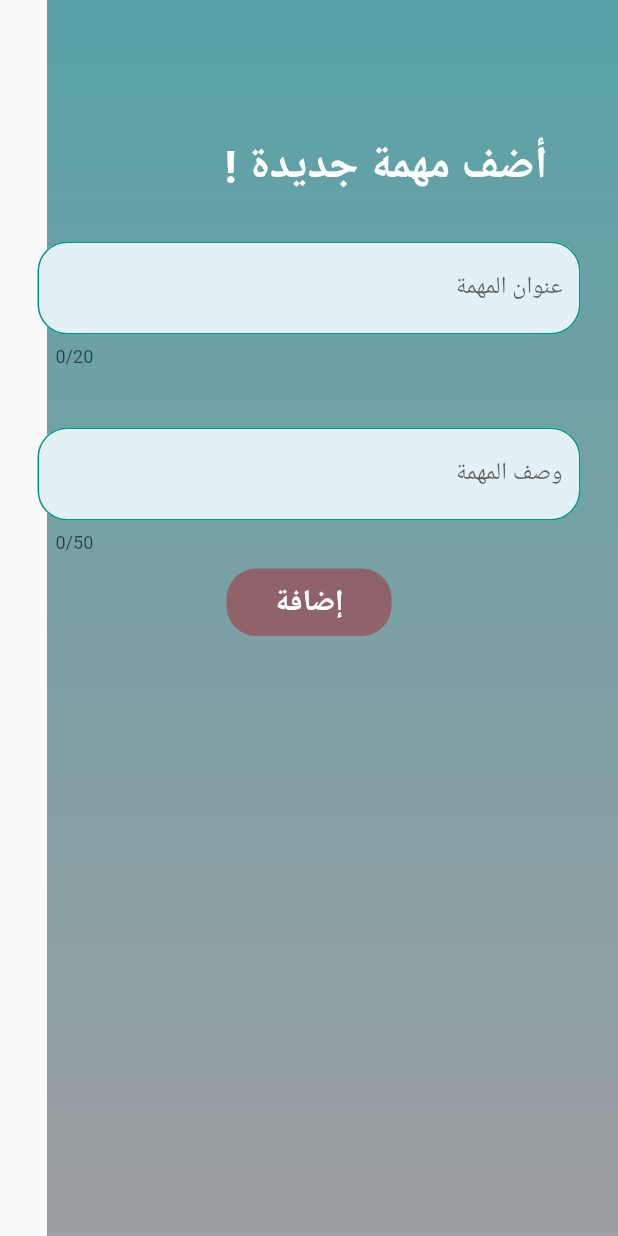
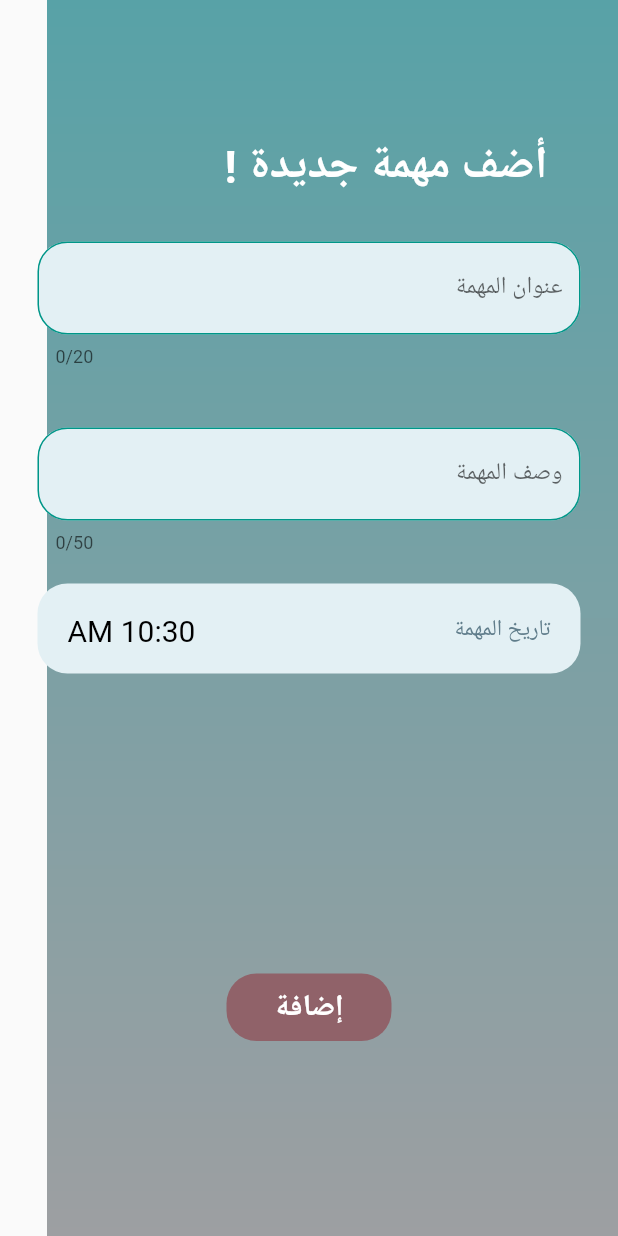
Before and after one commit to warda-jawad/myappoint, a Flutter app: the NewTask screen opened directly, on a phone screen of 412 x 824 dp. Run offline on Flutter 3.47's test engine with Material 2 defaults, Android fonts, the phone set to English and light mode, and no system bars; our stand-ins replace flutter_slidable, showcaseview; missing offline and left inert: day_night_time_picker.

Commit message:
add time picker feature to Task/Reminder

```diff
--- a/lib/screens/newTask/new_task.dart
+++ b/lib/screens/newTask/new_task.dart
@@ -1,8 +1,10 @@
 import 'dart:ui';
 
+import 'package:day_night_time_picker/lib/daynight_timepicker.dart';
 import 'package:flutter/cupertino.dart';
 import 'package:flutter/material.dart';
 import 'package:flutter/painting.dart';
+import 'package:flutter/rendering.dart';
 import 'package:flutter/widgets.dart';
 
 class NewTask extends StatefulWidget {
@@ -13,6 +15,11 @@ class NewTask extends StatefulWidget {
 }
 
 class _NewTaskState extends State<NewTask> {
+  TextEditingController timeinput = TextEditingController();
+  TimeOfDay _time = TimeOfDay.now().replacing(minute: 30);
+
+  void onTimeChanged(TimeOfDay newTime) => setState(() => _time = newTime);
+
   @override
   Widget build(BuildContext context) {
     return Scaffold(
@@ -26,14 +33,9 @@ class _NewTaskState extends State<NewTask> {
               children: [
                 Container(
                   margin: const EdgeInsets.only(top: 90, left: 110),
-                  child: const Text(
+                  child: Text(
                     " أضف مهمة جديدة !",
-                    style: TextStyle(
-                      fontSize: 30,
-                      color: Colors.white,
-                      fontWeight: FontWeight.bold,
-                      decoration: TextDecoration.none,
-                    ),
+                    style: Theme.of(context).textTheme.bodyText1,
                   ),
                 ),
                 Container(
@@ -86,12 +88,55 @@ class _NewTaskState extends State<NewTask> {
                     ),
                   ),
                 ),
+                InkWell(
+                  onTap: () async {
+                    Navigator.of(context).push(
+                      showPicker(
+                        context: context,
+                        value: _time,
+                        onChange: onTimeChanged,
+                      ),
+                    );
+                  },
+                  child: Container(
+                    height: 60,
+                    width: MediaQuery.of(context).size.width,
+                    margin: const EdgeInsets.symmetric(
+                      vertical: 10,
+                      horizontal: 25,
+                    ),
+                    decoration: BoxDecoration(
+                      color: const Color(0xffe3f0f4),
+                      borderRadius: BorderRadius.circular(20),
+                    ),
+                    child: Container(
+                      margin: const EdgeInsets.all(20),
+                      child: Row(
+                        mainAxisAlignment: MainAxisAlignment.spaceBetween,
+                        children: [
+                          const Text(
+                            "تاريخ المهمة",
+                            style: TextStyle(
+                              fontSize: 15,
+                              color: Colors.blueGrey,
+                            ),
+                          ),
+                          Text(_time.format(context),
+                              textAlign: TextAlign.center,
+                              style: const TextStyle(
+                                  fontSize: 20, color: Colors.black)),
+                        ],
+                      ),
+                    ),
+                  ),
+                ),
                 Container(
+                  margin: EdgeInsets.only(top: 190),
                   width: 110,
                   height: 45,
                   decoration: BoxDecoration(
                     borderRadius: BorderRadius.circular(20),
-                    color: const Color(0xff906269),
+                    color: Theme.of(context).primaryColor,
                   ),
                   child: const Center(
                     child: Text(
```
